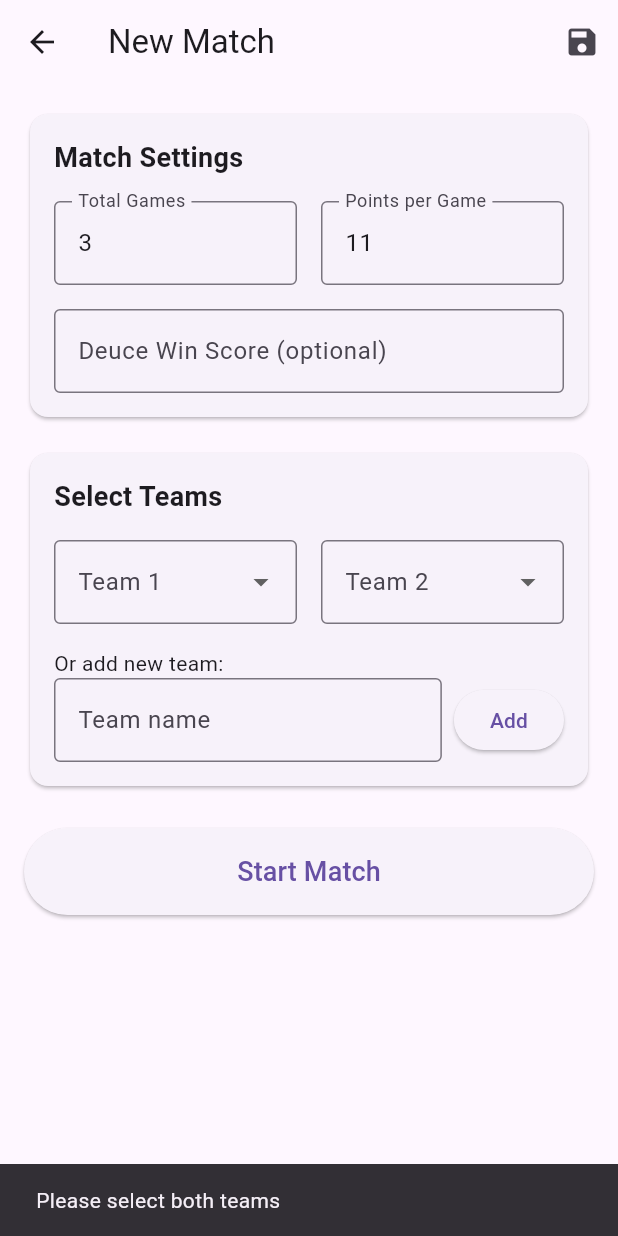
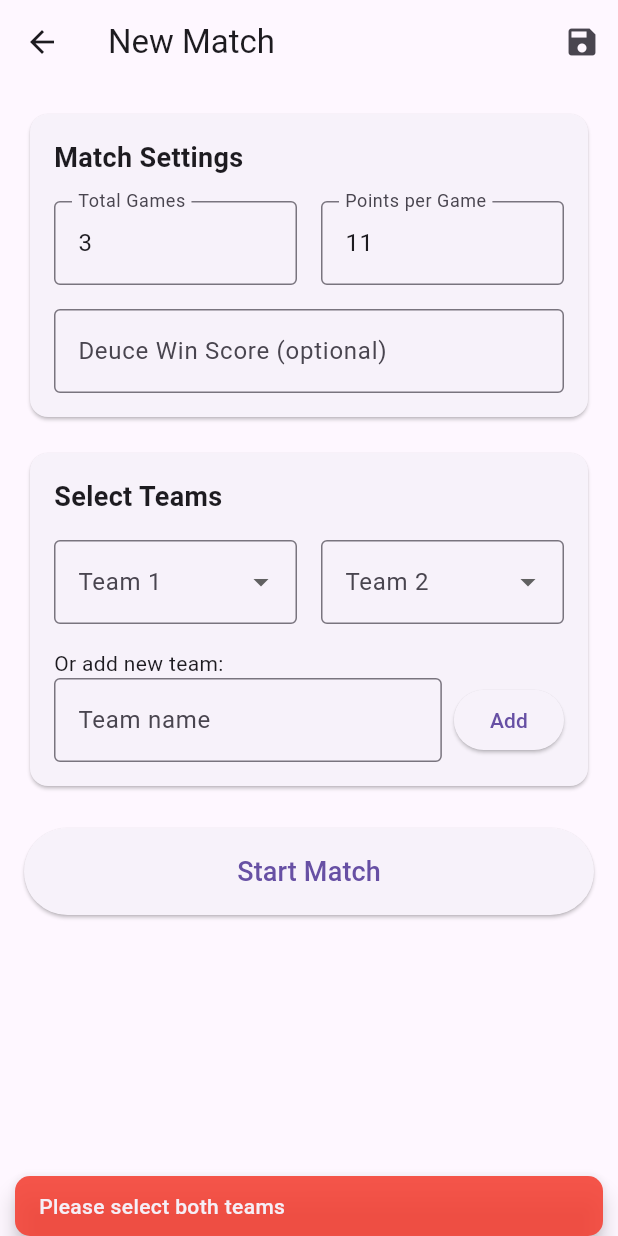
Before and after one commit to Niu-Boen/Table-Tennis-Scoring-Machine, a Flutter app: the MatchSetupScreen screen opened directly, after a tap on "Start Match", on a phone screen of 412 x 824 dp. Run offline on Flutter 3.47's test engine with Material 3 defaults, Android fonts, the phone set to English and light mode, and no system bars; our stand-ins replace shared_preferences; accounts and stored records are empty.

Commit message:
update natch snackBar

```diff
--- a/table_tennis_scoring_mchine/lib/screens/match_setup_screen.dart
+++ b/table_tennis_scoring_mchine/lib/screens/match_setup_screen.dart
@@ -36,6 +36,29 @@ class _MatchSetupScreenState extends State<MatchSetupScreen> {
     }
   }
 
+  // 显示顶部提示浮窗
+  void _showTopSnackbar(String message,
+      {Color backgroundColor = Colors.green}) {
+    ScaffoldMessenger.of(context).showSnackBar(
+      SnackBar(
+        content: Text(
+          message,
+          style: const TextStyle(fontWeight: FontWeight.w500),
+        ),
+        backgroundColor: backgroundColor.withValues(alpha: 0.9),
+        behavior: SnackBarBehavior.floating,
+        duration: const Duration(seconds: 1),
+        margin: EdgeInsets.only(
+          top: MediaQuery.of(context).padding.top + 10,
+          left: 10,
+          right: 10,
+        ),
+        padding: const EdgeInsets.symmetric(horizontal: 16, vertical: 10),
+        shape: RoundedRectangleBorder(borderRadius: BorderRadius.circular(10)),
+      ),
+    );
+  }
+
   // 保存当前设置为默认值
   Future<void> _saveAsDefault() async {
     final provider = Provider.of<MatchProvider>(context, listen: false);
@@ -46,9 +69,7 @@ class _MatchSetupScreenState extends State<MatchSetupScreen> {
     );
 
     if (mounted) {
-      ScaffoldMessenger.of(context).showSnackBar(
-        const SnackBar(content: Text('Settings saved as default')),
-      );
+      _showTopSnackbar('Settings saved as default');
     }
   }
 
@@ -79,7 +100,9 @@ class _MatchSetupScreenState extends State<MatchSetupScreen> {
                     child: Column(
                       crossAxisAlignment: CrossAxisAlignment.start,
                       children: [
-                        const Text('Match Settings', style: TextStyle(fontSize: 18, fontWeight: FontWeight.bold)),
+                        const Text('Match Settings',
+                            style: TextStyle(
+                                fontSize: 18, fontWeight: FontWeight.bold)),
                         const SizedBox(height: 16),
                         Row(
                           children: [
@@ -127,7 +150,8 @@ class _MatchSetupScreenState extends State<MatchSetupScreen> {
                           keyboardType: TextInputType.number,
                           onChanged: (value) {
                             setState(() {
-                              _deuceWinScore = value.isEmpty ? null : int.tryParse(value);
+                              _deuceWinScore =
+                                  value.isEmpty ? null : int.tryParse(value);
                             });
                           },
                         ),
@@ -142,13 +166,15 @@ class _MatchSetupScreenState extends State<MatchSetupScreen> {
                     child: Column(
                       crossAxisAlignment: CrossAxisAlignment.start,
                       children: [
-                        const Text('Select Teams', style: TextStyle(fontSize: 18, fontWeight: FontWeight.bold)),
+                        const Text('Select Teams',
+                            style: TextStyle(
+                                fontSize: 18, fontWeight: FontWeight.bold)),
                         const SizedBox(height: 16),
                         Row(
                           children: [
                             Expanded(
                               child: DropdownButtonFormField<Team>(
-                                initialValue: _selectedTeam1,
+                                value: _selectedTeam1,
                                 decoration: const InputDecoration(
                                   labelText: 'Team 1',
                                   border: OutlineInputBorder(),
@@ -182,7 +208,7 @@ class _MatchSetupScreenState extends State<MatchSetupScreen> {
                             const SizedBox(width: 16),
                             Expanded(
                               child: DropdownButtonFormField<Team>(
-                                initialValue: _selectedTeam2,
+                                value: _selectedTeam2,
                                 decoration: const InputDecoration(
                                   labelText: 'Team 2',
                                   border: OutlineInputBorder(),
@@ -235,9 +261,12 @@ class _MatchSetupScreenState extends State<MatchSetupScreen> {
                                   provider.addTeam(Team(
                                     id: DateTime.now().toString(),
                                     name: _newTeamController.text,
-                                    color: Colors.primaries[provider.teams.length % Colors.primaries.length],
+                                    color: Colors.primaries[
+                                        provider.teams.length %
+                                            Colors.primaries.length],
                                   ));
                                   _newTeamController.clear();
+                                  _showTopSnackbar('Team added successfully');
                                 }
                               },
                               child: const Text('Add'),
@@ -275,13 +304,15 @@ class _MatchSetupScreenState extends State<MatchSetupScreen> {
                           ),
                         );
                       } else {
-                        ScaffoldMessenger.of(context).showSnackBar(
-                          const SnackBar(content: Text('Please select two different teams')),
+                        _showTopSnackbar(
+                          'Please select two different teams',
+                          backgroundColor: Colors.red,
                         );
                       }
                     } else {
-                      ScaffoldMessenger.of(context).showSnackBar(
-                        const SnackBar(content: Text('Please select both teams')),
+                      _showTopSnackbar(
+                        'Please select both teams',
+                        backgroundColor: Colors.red,
                       );
                     }
                   },
```
